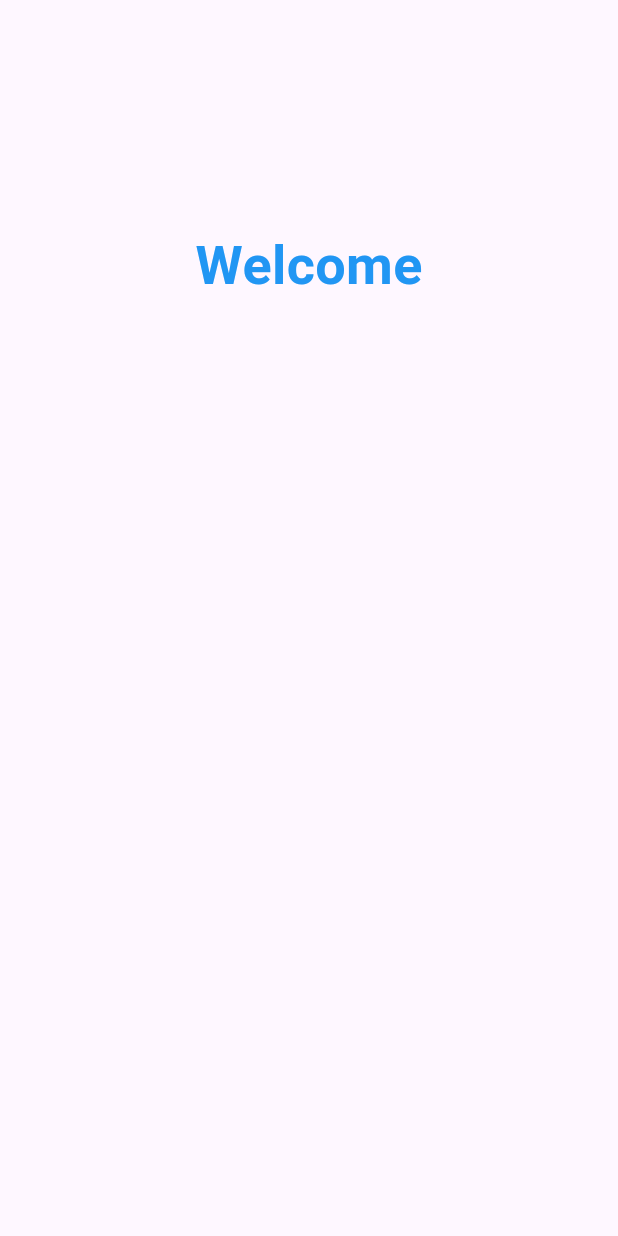
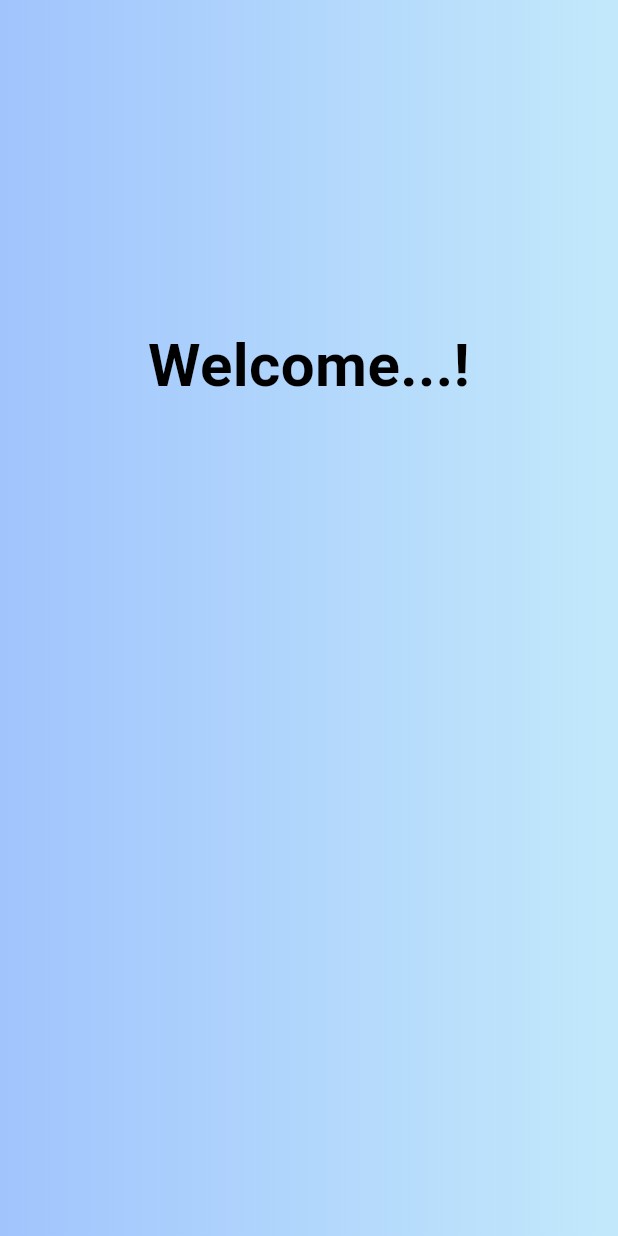
Before and after one commit to rutviknakum/interest, a Flutter app: the screen it shows after launch, after a tap on "User", on a phone screen of 412 x 824 dp. Run offline on Flutter 3.47's test engine with Material 3 defaults, Android fonts, the light colour scheme and no system bars.

Commit message:
change in u_registartion file

```diff
--- a/lib/DashboardScreen.dart
+++ b/lib/DashboardScreen.dart
@@ -1,5 +1,5 @@
 import 'package:flutter/material.dart';
-import 'package:interest/AnimatedWelcomeScreen.dart';
+import 'package:interest/Screens/Admin_Screen/U_registrationscreen.dart';
 import 'package:interest/Screens/Admin_Screen/A_Loginscreen.dart';
 
 class DashboardScreen extends StatelessWidget {
@@ -76,7 +76,7 @@ class DashboardScreen extends StatelessWidget {
                   Navigator.push(
                       context,
                       MaterialPageRoute(
-                          builder: (context) => AnimatedWelcomeScreen()));
+                          builder: (context) => U_registrationscreen()));
                 },
                 style: TextButton.styleFrom(
                     shape: RoundedRectangleBorder(
--- a/lib/AnimatedWelcomeScreen.dart
+++ b/lib/Screens/Admin_Screen/U_registrationscreen.dart
@@ -1,13 +1,13 @@
 import 'package:flutter/material.dart';
 
-class AnimatedWelcomeScreen extends StatefulWidget {
-  const AnimatedWelcomeScreen({super.key});
+class U_registrationscreen extends StatefulWidget {
+  const U_registrationscreen({super.key});
 
   @override
-  _AnimatedWelcomeScreenState createState() => _AnimatedWelcomeScreenState();
+  _U_registrationscreenState createState() => _U_registrationscreenState();
 }
 
-class _AnimatedWelcomeScreenState extends State<AnimatedWelcomeScreen>
+class _U_registrationscreenState extends State<U_registrationscreen>
     with SingleTickerProviderStateMixin {
   late AnimationController _controller;
   late Animation<double> _welcomeTextPosition;
@@ -27,7 +27,7 @@ class _AnimatedWelcomeScreenState extends State<AnimatedWelcomeScreen>
     // Define the animation for moving the "Welcome" text
     _welcomeTextPosition = Tween<double>(
       begin: 0.5, // Start in the middle (50% height)
-      end: -0.8, // Move to the top
+      end: -0.6, // Move to the top
     ).animate(
       CurvedAnimation(
         parent: _controller,
@@ -42,7 +42,7 @@ class _AnimatedWelcomeScreenState extends State<AnimatedWelcomeScreen>
     ).animate(
       CurvedAnimation(
         parent: _controller,
-        curve: Interval(0.5, 1.0, curve: Curves.easeIn),
+        curve: Interval(0.4, 1.0, curve: Curves.easeIn),
       ),
     );
 
@@ -51,7 +51,7 @@ class _AnimatedWelcomeScreenState extends State<AnimatedWelcomeScreen>
 
     // Set a listener to show the login screen once "Welcome" finishes moving
     _controller.addListener(() {
-      if (_controller.value > 0.5 && !_showLoginScreen) {
+      if (_controller.value > 0.2 && !_showLoginScreen) {
         setState(() {
           _showLoginScreen = true;
         });
@@ -70,6 +70,15 @@ class _AnimatedWelcomeScreenState extends State<AnimatedWelcomeScreen>
     return Scaffold(
       body: Stack(
         children: [
+          Container(
+            height: double.infinity,
+            width: double.infinity,
+            decoration: BoxDecoration(
+              gradient: LinearGradient(
+                colors: [Color(0xffa1c4fd), Color(0xffc2e9fb)],
+              ),
+            ),
+          ),
           // Animated "Welcome" Text
           AnimatedBuilder(
             animation: _welcomeTextPosition,
@@ -77,11 +86,11 @@ class _AnimatedWelcomeScreenState extends State<AnimatedWelcomeScreen>
               return Align(
                 alignment: Alignment(0, _welcomeTextPosition.value),
                 child: Text(
-                  'Welcome',
+                  'Welcome...!',
                   style: TextStyle(
-                    fontSize: 36,
+                    fontSize: 40,
                     fontWeight: FontWeight.bold,
-                    color: Colors.blue,
+                    color: Colors.black,
                   ),
                 ),
               );
@@ -97,7 +106,8 @@ class _AnimatedWelcomeScreenState extends State<AnimatedWelcomeScreen>
                   child: Align(
                     alignment: Alignment.bottomCenter,
                     child: Padding(
-                      padding: const EdgeInsets.all(16.0),
+                      padding:
+                          const EdgeInsets.only(top: 75, left: 16, right: 16),
                       child: Material(
                         elevation: 8,
                         borderRadius: BorderRadius.circular(16),
@@ -106,6 +116,11 @@ class _AnimatedWelcomeScreenState extends State<AnimatedWelcomeScreen>
                           child: Column(
                             mainAxisSize: MainAxisSize.min,
                             children: [
+                              Image.asset(
+                                'assets/images/Logo.png',
+                                height: 200,
+                                width: 150,
+                              ),
                               TextField(
                                 decoration: InputDecoration(
                                   labelText: "Username",
```
